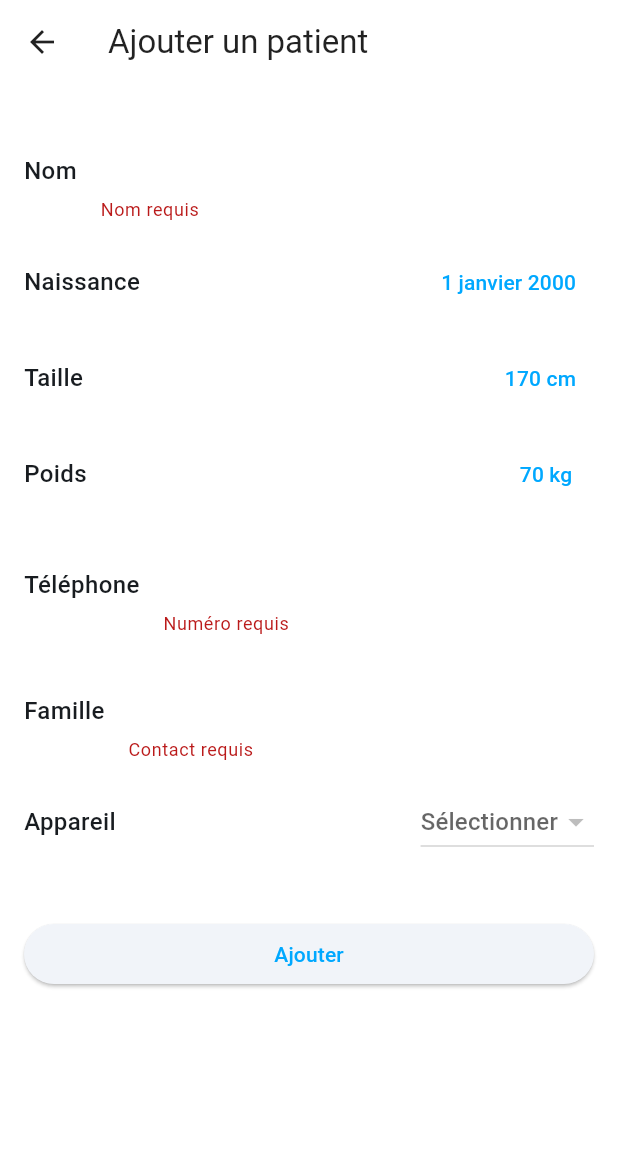
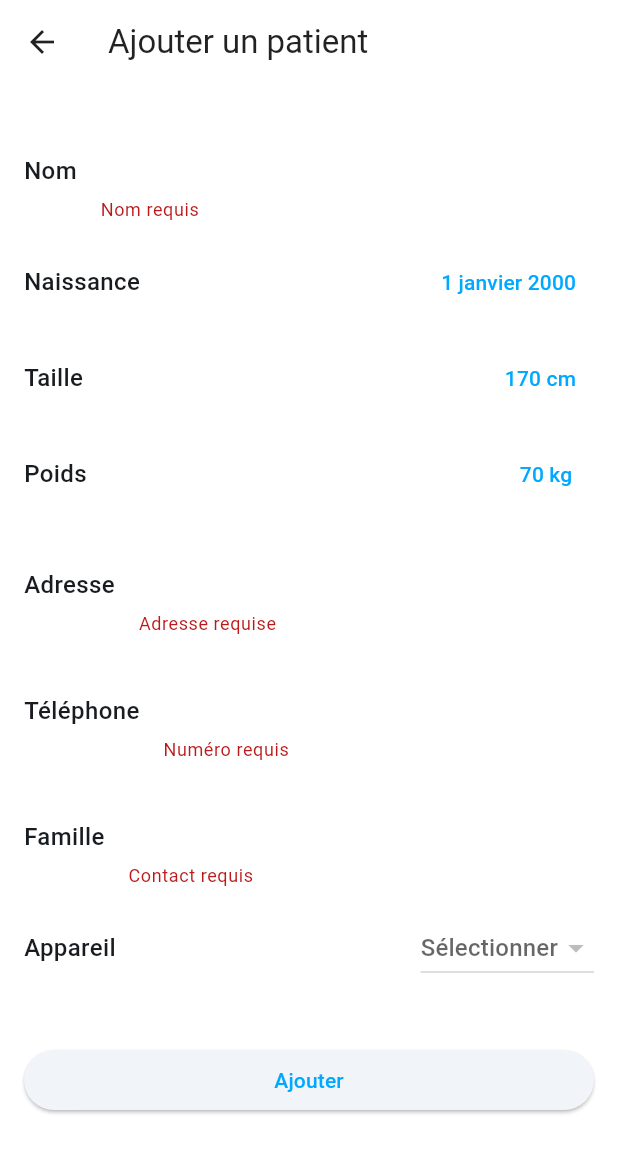
Before and after one commit to James160101/healthcare, a Flutter app: the AddPatientScreen screen opened directly, after a tap on "Ajouter", on a phone screen of 412 x 824 dp. Shown: the top 1153 px of the screen. Run offline on Flutter 3.47's test engine with Material 3 defaults, Android fonts, the phone set to English and light mode, and no system bars; our stand-ins replace curved_navigation_bar, firebase_auth, firebase_core, firebase_database, fl_chart, syncfusion_flutter_gauges; accounts and stored records are empty.

Commit message:
version 8

```diff
--- a/healthcare/lib/models/patient.dart
+++ b/healthcare/lib/models/patient.dart
@@ -6,8 +6,9 @@ class Patient {
   final int weight;
   final String phone;
   final String familyContact;
+  final String address; // Ajout de l'adresse
   final String imageUrl;
-  final String deviceId; // ID de l'appareil (ESP32) associé
+  final String deviceId;
 
   Patient({
     required this.id,
@@ -17,6 +18,7 @@ class Patient {
     required this.weight,
     required this.phone,
     required this.familyContact,
+    required this.address,
     required this.imageUrl,
     required this.deviceId,
   });
@@ -41,8 +43,9 @@ class Patient {
       weight: data['weight'] ?? 0,
       phone: data['phone'] ?? '',
       familyContact: data['familyContact'] ?? '',
+      address: data['address'] ?? '',
       imageUrl: data['imageUrl'] ?? '',
-      deviceId: data['deviceId'] ?? '', // Récupérer l'ID de l'appareil
+      deviceId: data['deviceId'] ?? '',
     );
   }
 
@@ -54,8 +57,9 @@ class Patient {
       'weight': weight,
       'phone': phone,
       'familyContact': familyContact,
+      'address': address,
       'imageUrl': imageUrl,
-      'deviceId': deviceId, // Sauvegarder l'ID de l'appareil
+      'deviceId': deviceId,
     };
   }
 }
--- a/healthcare/lib/screens/add_patient_screen.dart
+++ b/healthcare/lib/screens/add_patient_screen.dart
@@ -19,6 +19,7 @@ class _AddPatientScreenState extends State<AddPatientScreen> {
   late TextEditingController _nameController;
   late TextEditingController _phoneController;
   late TextEditingController _familyContactController;
+  late TextEditingController _addressController;
   String? _selectedDeviceId;
 
   late DateTime _birthDate;
@@ -32,6 +33,7 @@ class _AddPatientScreenState extends State<AddPatientScreen> {
     _nameController = TextEditingController(text: widget.patient?.name ?? '');
     _phoneController = TextEditingController(text: widget.patient?.phone ?? '');
     _familyContactController = TextEditingController(text: widget.patient?.familyContact ?? '');
+    _addressController = TextEditingController(text: widget.patient?.address ?? '');
     _selectedDeviceId = widget.patient?.deviceId;
     _birthDate = widget.patient?.birthDate ?? DateTime(2000, 1, 1);
     _currentHeight = widget.patient?.height ?? 170;
@@ -43,6 +45,7 @@ class _AddPatientScreenState extends State<AddPatientScreen> {
     _nameController.dispose();
     _phoneController.dispose();
     _familyContactController.dispose();
+    _addressController.dispose();
     super.dispose();
   }
 
@@ -64,6 +67,7 @@ class _AddPatientScreenState extends State<AddPatientScreen> {
         weight: _currentWeight,
         phone: _phoneController.text,
         familyContact: _familyContactController.text,
+        address: _addressController.text,
         imageUrl: widget.patient?.imageUrl ?? '',
         deviceId: _selectedDeviceId!,
       );
@@ -92,8 +96,6 @@ class _AddPatientScreenState extends State<AddPatientScreen> {
   Widget build(BuildContext context) {
     final isEditing = widget.patient != null;
     final deviceIds = Provider.of<FirebaseService>(context).deviceIds;
-
-    // Vérifier si la valeur sélectionnée est valide
     final dropdownValue = _selectedDeviceId != null && deviceIds.contains(_selectedDeviceId) ? _selectedDeviceId : null;
 
     return Scaffold(
@@ -104,7 +106,11 @@ class _AddPatientScreenState extends State<AddPatientScreen> {
           key: _formKey,
           child: ListView(
             children: [
-              _buildTextRow('Nom', _nameController, validator: (v) => v!.isEmpty ? 'Nom requis' : null),
+              _buildTextRow('Nom', _nameController, validator: (value) {
+                if (value == null || value.isEmpty) return 'Nom requis';
+                if (!RegExp(r'^[a-zA-Z\s-]+').hasMatch(value)) return 'Lettres, espaces et tirets uniquement';
+                return null;
+              }),
               _buildPickerRow(context, 'Naissance', DateFormat('d MMMM yyyy', 'fr_FR').format(_birthDate), () {
                 _showModalPicker(context, CupertinoDatePicker(mode: CupertinoDatePickerMode.date, initialDateTime: _birthDate, maximumDate: DateTime.now(), onDateTimeChanged: (newDate) => setState(() => _birthDate = newDate)));
               }),
@@ -114,7 +120,12 @@ class _AddPatientScreenState extends State<AddPatientScreen> {
                _buildPickerRow(context, 'Poids', '$_currentWeight kg', () {
                  _showModalPicker(context, CupertinoPicker(scrollController: FixedExtentScrollController(initialItem: _currentWeight - 10), itemExtent: 32.0, onSelectedItemChanged: (index) => setState(() => _currentWeight = index + 10), children: List<Widget>.generate(191, (index) => Center(child: Text('${index + 10}')))));
               }),
-              _buildTextRow('Téléphone', _phoneController, keyboard: TextInputType.phone, validator: (v) => v!.isEmpty ? 'Numéro requis' : null),
+              _buildTextRow('Adresse', _addressController, validator: (v) => v!.isEmpty ? 'Adresse requise' : null),
+              _buildTextRow('Téléphone', _phoneController, keyboard: TextInputType.phone, validator: (value) {
+                if (value == null || value.isEmpty) return 'Numéro requis';
+                if (!RegExp(r'^(\+261|0)(32|33|34|37|38)[0-9]{7}$').hasMatch(value.replaceAll(' ', ''))) return 'Format de numéro malgache invalide';
+                return null;
+              }),
               _buildTextRow('Famille', _familyContactController, keyboard: TextInputType.phone, validator: (v) => v!.isEmpty ? 'Contact requis' : null),
               _buildDeviceDropdown(deviceIds, dropdownValue),
               const SizedBox(height: 32),
@@ -139,14 +150,8 @@ class _AddPatientScreenState extends State<AddPatientScreen> {
           DropdownButton<String>(
             value: value,
             hint: const Text('Sélectionner'),
-            items: deviceIds.map((String id) {
-              return DropdownMenuItem<String>(value: id, child: Text(id));
-            }).toList(),
-            onChanged: (String? newValue) {
-              setState(() {
-                _selectedDeviceId = newValue;
-              });
-            },
+            items: deviceIds.map((String id) => DropdownMenuItem<String>(value: id, child: Text(id))).toList(),
+            onChanged: (String? newValue) => setState(() => _selectedDeviceId = newValue),
           ),
         ],
       ),
--- a/healthcare/lib/screens/home_screen.dart
+++ b/healthcare/lib/screens/home_screen.dart
@@ -177,9 +177,10 @@ class _HomeScreenState extends State<HomeScreen> {
                   crossAxisAlignment: CrossAxisAlignment.start,
                   children: [
                     Text('Nom: ${patient.name}', style: const TextStyle(color: Colors.white, fontWeight: FontWeight.bold)),
-                    Text('Âge: ${patient.age}', style: const TextStyle(color: Colors.white)), // Utilise le getter pour l'âge
-                    Text('Taille: $heightInMeters m', style: const TextStyle(color: Colors.white)), // Affiche en mètres
+                    Text('Âge: ${patient.age}', style: const TextStyle(color: Colors.white)),
+                    Text('Taille: $heightInMeters m', style: const TextStyle(color: Colors.white)),
                     Text('Poids: ${patient.weight}kg', style: const TextStyle(color: Colors.white)),
+                    Text('Adresse: ${patient.address}', style: const TextStyle(color: Colors.white)),
                     Text('Téléphone: ${patient.phone}', style: const TextStyle(color: Colors.white)),
                   ],
                 ),
```
